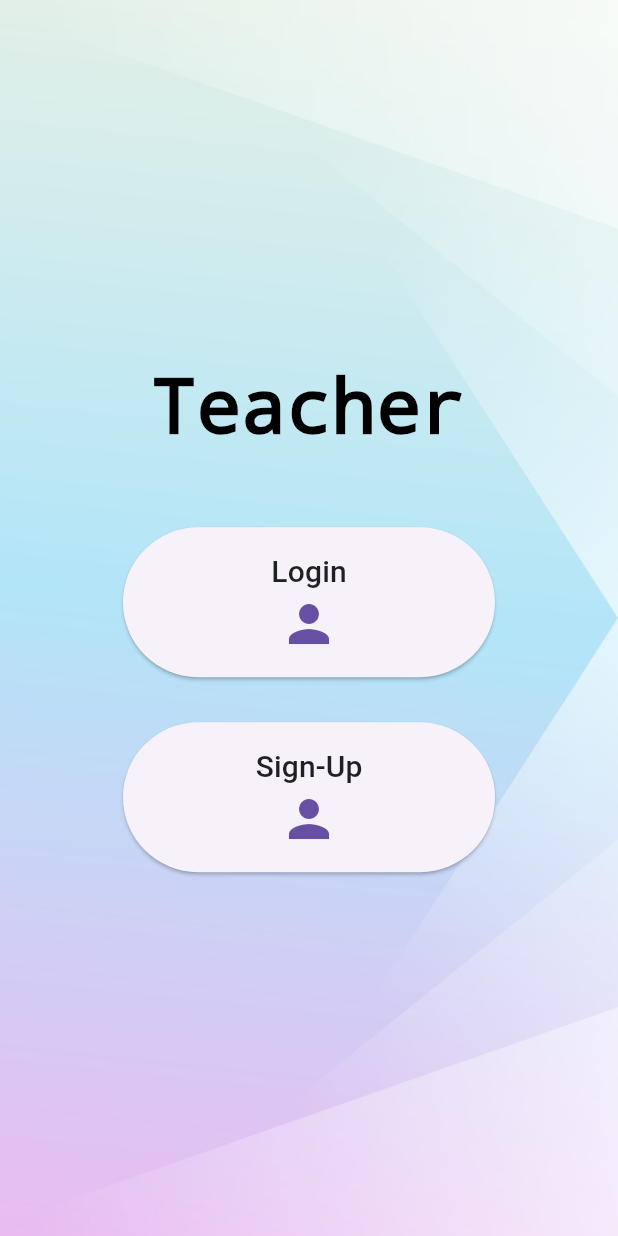
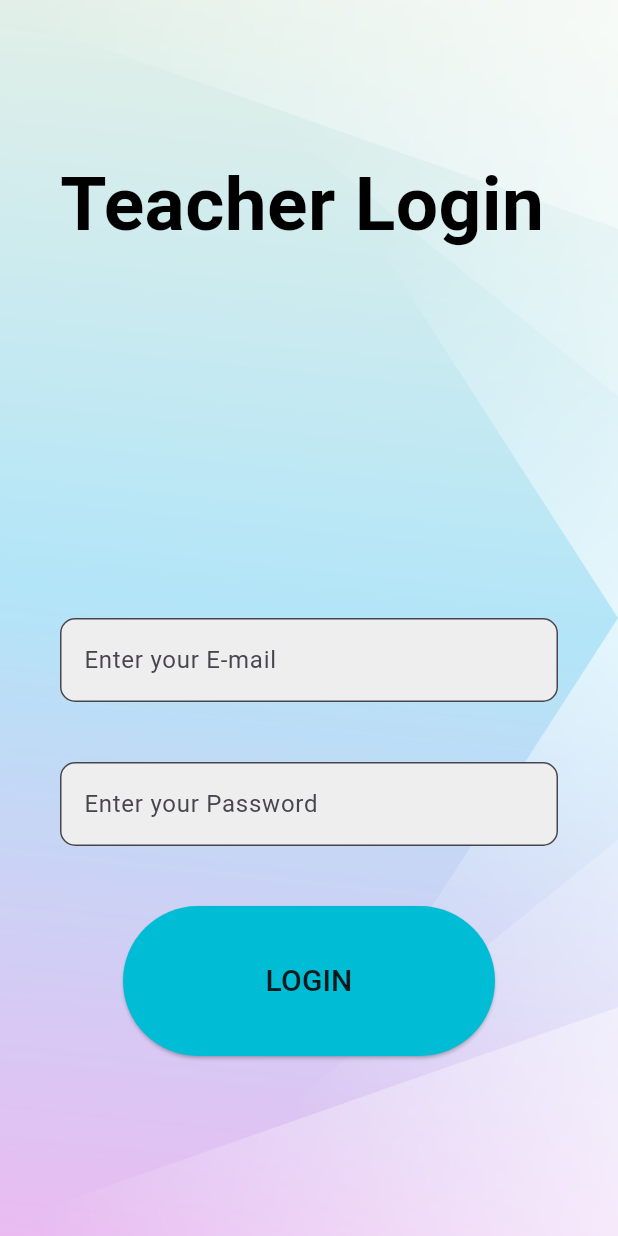
Before and after one commit to himanshu98010/QR_Attendance, a Flutter app: the TeacherloginSignUp screen opened by its route, after a tap on "Login", on a phone screen of 412 x 824 dp. Run offline on Flutter 3.47's test engine with Material 3 defaults, Android fonts, the phone set to English and light mode, and no system bars; our stand-ins replace supabase_flutter; accounts and stored records are empty.

Commit message:
Teacher Login Page Created

```diff
--- /dev/null
+++ b/lib/Teacher/TeacherLogin.dart
@@ -0,0 +1,105 @@
+import 'package:flutter/material.dart';
+
+class Teacherlogin extends StatefulWidget {
+  const Teacherlogin({super.key});
+
+  @override
+  State<Teacherlogin> createState() => _TeacherloginState();
+}
+
+class _TeacherloginState extends State<Teacherlogin> {
+  @override
+  Widget build(BuildContext context) {
+    return Container(
+      decoration: BoxDecoration(
+          image: DecorationImage(image: AssetImage('assets/Login.jpg') , fit: BoxFit.cover)
+      ),
+      child: Scaffold(
+        backgroundColor: Colors.transparent,
+
+          body: Stack(
+            children: [
+              Container(
+                color: Colors.transparent,
+                padding: EdgeInsets.only(left: 40, top:100),
+                child: Text('Teacher Login' ,
+                style: TextStyle(
+                  decoration: TextDecoration.none,
+                  fontSize: 50,
+                  fontWeight: FontWeight.bold,
+                  color: Colors.black,
+                ),
+                ),
+              ),
+              SingleChildScrollView(
+                child: Container(
+                  padding: EdgeInsets.only(top: MediaQuery.of(context).size.height * 0.5 ,
+                  left: 40,
+                  right: 40),
+                  color: Colors.transparent,
+                 child: Column(
+                   children: [
+                     TextField(
+                       decoration: InputDecoration(
+                         fillColor: Colors.grey.shade200,
+                         filled: true,
+                         hintText: 'Enter your E-mail',
+                         border: OutlineInputBorder(
+                           borderSide: BorderSide(
+                             width: 10,
+                           ),
+                           borderRadius: BorderRadius.circular(10)
+                         )
+                       ),
+                     ),
+                     SizedBox(
+                       height: 40,
+                     ),
+                     TextField(
+                       obscureText: true,
+                         decoration: InputDecoration(
+                             fillColor: Colors.grey.shade200,
+                             filled: true,
+                             hintText: 'Enter your Password',
+                             border: OutlineInputBorder(
+                                 borderSide: BorderSide(
+                                   width: 10,
+                                 ),
+                                 borderRadius: BorderRadius.circular(10)
+                             )
+                         ),
+                     ),
+                     SizedBox(
+                       height: 40,
+                     ),
+                     ElevatedButton(onPressed: (){},
+                       style: ElevatedButton.styleFrom(
+                         backgroundColor: Colors.cyan,
+                       ),
+                         child: Container(
+
+                           width: 200,
+                           height: 100,
+                           child: const Column(
+                             mainAxisAlignment: MainAxisAlignment.center,
+                             children: [
+                               Text("LOGIN" , style: TextStyle(
+                                   color: Colors.black87,
+                                   fontSize: 20
+
+                               ),
+                               ),
+                             ],
+                           ),
+                         ),
+                     ),
+                   ],
+                 ),
+                ),
+              ),
+            ],
+          ),
+        ),
+      );
+  }
+}
--- a/lib/TeacherLoginSignUp.dart
+++ b/lib/Teacher/TeacherLoginSignUp.dart
@@ -21,7 +21,9 @@
           SizedBox(
             height: 50,
           ),
-          ElevatedButton(onPressed: () {},
+          ElevatedButton(onPressed: () {
+            Navigator.pushNamed(context, 'teacher login button');
+          },
             child: Container(
         width: 200,
         height: 100,
--- a/pubspec.yaml
+++ b/pubspec.yaml
@@ -30,6 +30,8 @@
 dependencies:
   flutter:
     sdk: flutter
+  supabase_flutter: ^1.10.3
+
 
 
   # The following adds the Cupertino Icons font to your application.
```
Also changed, not shown: lib/Login.dart (+19 -3 lines), lib/main.dart (+15 -4 lines), lib/Student/StudentButton.dart (renamed from lib/StudentButton.dart), lib/Student/StudentLoginSignUp.dart (renamed from lib/StudentLoginSignUp.dart), lib/Teacher/Teacher.dart (renamed from lib/Teacher.dart), lib/Teacher/TeacherButton.dart (renamed from lib/TeacherButton.dart), pubspec.lock, 5 other files.
